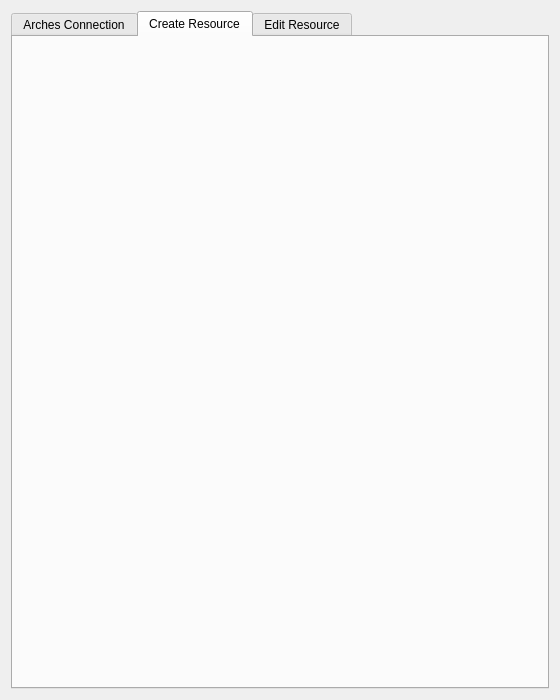
Old version of the form arches_project_dialog_base.ui in the repository k-int/arches-qgis-plugin.
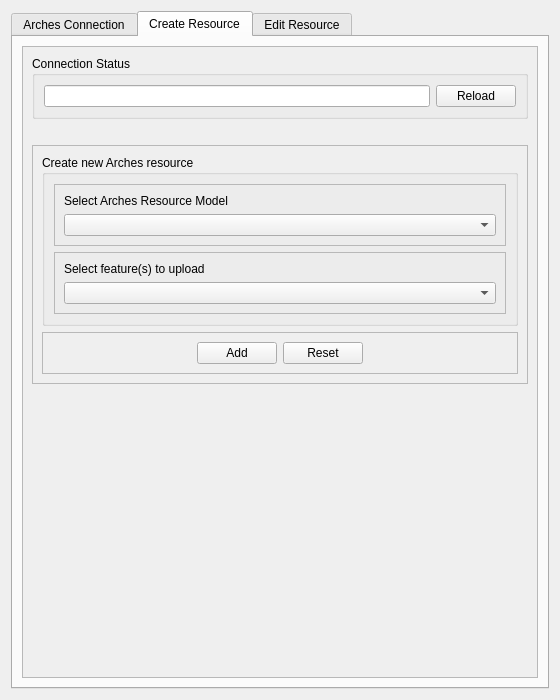
New version of the form. The open tabs and pages were chosen to show the change.

Commit message: implementing create resource

```diff
--- a/arches_project_dialog_base.ui
+++ b/arches_project_dialog_base.ui
@@ -16,7 +16,7 @@
   <property name="windowTitle">
    <string>Arches Project</string>
   </property>
-  <layout class="QVBoxLayout" name="verticalLayout">
+  <layout class="QHBoxLayout" name="horizontalLayout_2">
    <item>
     <widget class="QTabWidget" name="tabWidget">
      <property name="currentIndex">
@@ -229,6 +229,196 @@
       <attribute name="title">
        <string>Create Resource</string>
       </attribute>
+      <layout class="QVBoxLayout" name="verticalLayout">
+       <item>
+        <widget class="QScrollArea" name="scrollArea_2">
+         <property name="widgetResizable">
+          <bool>true</bool>
+         </property>
+         <widget class="QWidget" name="scrollAreaWidgetContents_2">
+          <property name="geometry">
+           <rect>
+            <x>0</x>
+            <y>0</y>
+            <width>518</width>
+            <height>632</height>
+           </rect>
+          </property>
+          <layout class="QVBoxLayout" name="verticalLayout_11">
+           <item>
+            <widget class="QGroupBox" name="groupBox_3">
+             <property name="title">
+              <string>Connection Status</string>
+             </property>
+             <layout class="QHBoxLayout" name="horizontalLayout_4">
+              <item>
+               <widget class="QLineEdit" name="createResConnectionStatus">
+                <property name="readOnly">
+                 <bool>true</bool>
+                </property>
+               </widget>
+              </item>
+              <item>
+               <widget class="QPushButton" name="createReloadConnection">
+                <property name="text">
+                 <string>Reload</string>
+                </property>
+               </widget>
+              </item>
+             </layout>
+            </widget>
+           </item>
+           <item>
+            <spacer name="verticalSpacer">
+             <property name="orientation">
+              <enum>Qt::Vertical</enum>
+             </property>
+             <property name="sizeType">
+              <enum>QSizePolicy::Fixed</enum>
+             </property>
+             <property name="sizeHint" stdset="0">
+              <size>
+               <width>20</width>
+               <height>20</height>
+              </size>
+             </property>
+            </spacer>
+           </item>
+           <item>
+            <widget class="QFrame" name="frame_7">
+             <property name="frameShape">
+              <enum>QFrame::StyledPanel</enum>
+             </property>
+             <property name="frameShadow">
+              <enum>QFrame::Raised</enum>
+             </property>
+             <layout class="QVBoxLayout" name="verticalLayout_13">
+              <item>
+               <widget class="QGroupBox" name="groupBox_2">
+                <property name="title">
+                 <string>Create new Arches resource</string>
+                </property>
+                <layout class="QVBoxLayout" name="verticalLayout_14">
+                 <item>
+                  <widget class="QFrame" name="frame_9">
+                   <property name="frameShape">
+                    <enum>QFrame::StyledPanel</enum>
+                   </property>
+                   <property name="frameShadow">
+                    <enum>QFrame::Raised</enum>
+                   </property>
+                   <layout class="QVBoxLayout" name="verticalLayout_16">
+                    <item>
+                     <widget class="QLabel" name="label_6">
+                      <property name="text">
+                       <string>Select Arches Resource Model</string>
+                      </property>
+                     </widget>
+                    </item>
+                    <item>
+                     <widget class="QComboBox" name="createResModelSelect"/>
+                    </item>
+                   </layout>
+                  </widget>
+                 </item>
+                 <item>
+                  <widget class="QFrame" name="frame_10">
+                   <property name="frameShape">
+                    <enum>QFrame::StyledPanel</enum>
+                   </property>
+                   <property name="frameShadow">
+                    <enum>QFrame::Raised</enum>
+                   </property>
+                   <layout class="QVBoxLayout" name="verticalLayout_17">
+                    <item>
+                     <widget class="QLabel" name="label_7">
+                      <property name="text">
+                       <string>Select feature(s) to upload</string>
+                      </property>
+                     </widget>
+                    </item>
+                    <item>
+                     <widget class="QComboBox" name="createResFeatureSelect"/>
+                    </item>
+                   </layout>
+                  </widget>
+                 </item>
+                </layout>
+               </widget>
+              </item>
+              <item>
+               <widget class="QFrame" name="frame_11">
+                <property name="frameShape">
+                 <enum>QFrame::StyledPanel</enum>
+                </property>
+                <property name="frameShadow">
+                 <enum>QFrame::Raised</enum>
+                </property>
+                <layout class="QHBoxLayout" name="horizontalLayout_3">
+                 <item>
+                  <spacer name="horizontalSpacer_2">
+                   <property name="orientation">
+                    <enum>Qt::Horizontal</enum>
+                   </property>
+                   <property name="sizeHint" stdset="0">
+                    <size>
+                     <width>40</width>
+                     <height>20</height>
+                    </size>
+                   </property>
+                  </spacer>
+                 </item>
+                 <item>
+                  <widget class="QPushButton" name="addNewRes">
+                   <property name="text">
+                    <string>Add</string>
+                   </property>
+                  </widget>
+                 </item>
+                 <item>
+                  <widget class="QPushButton" name="resetNewResSelection">
+                   <property name="text">
+                    <string>Reset</string>
+                   </property>
+                  </widget>
+                 </item>
+                 <item>
+                  <spacer name="horizontalSpacer_5">
+                   <property name="orientation">
+                    <enum>Qt::Horizontal</enum>
+                   </property>
+                   <property name="sizeHint" stdset="0">
+                    <size>
+                     <width>40</width>
+                     <height>20</height>
+                    </size>
+                   </property>
+                  </spacer>
+                 </item>
+                </layout>
+               </widget>
+              </item>
+             </layout>
+            </widget>
+           </item>
+           <item>
+            <spacer name="verticalSpacer_2">
+             <property name="orientation">
+              <enum>Qt::Vertical</enum>
+             </property>
+             <property name="sizeHint" stdset="0">
+              <size>
+               <width>20</width>
+               <height>40</height>
+              </size>
+             </property>
+            </spacer>
+           </item>
+          </layout>
+         </widget>
+        </widget>
+       </item>
+      </layout>
      </widget>
      <widget class="QWidget" name="editResource">
       <attribute name="title">
```
Left out of the diff: 14 changed lines with no effect on the pictures. The commit also changes 1 other file.
